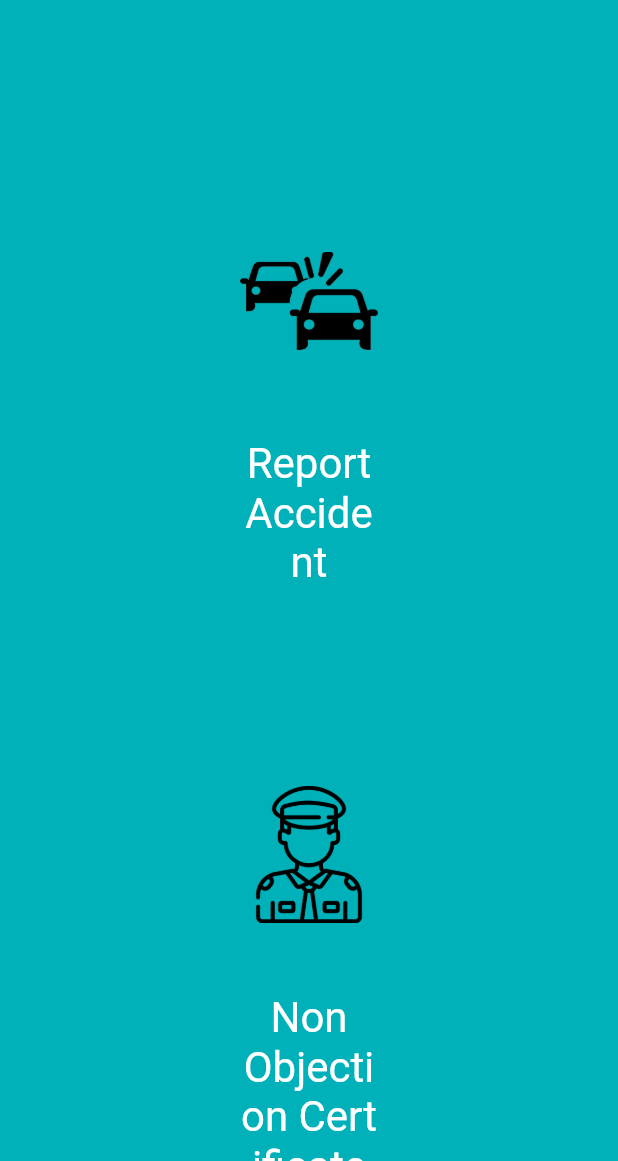
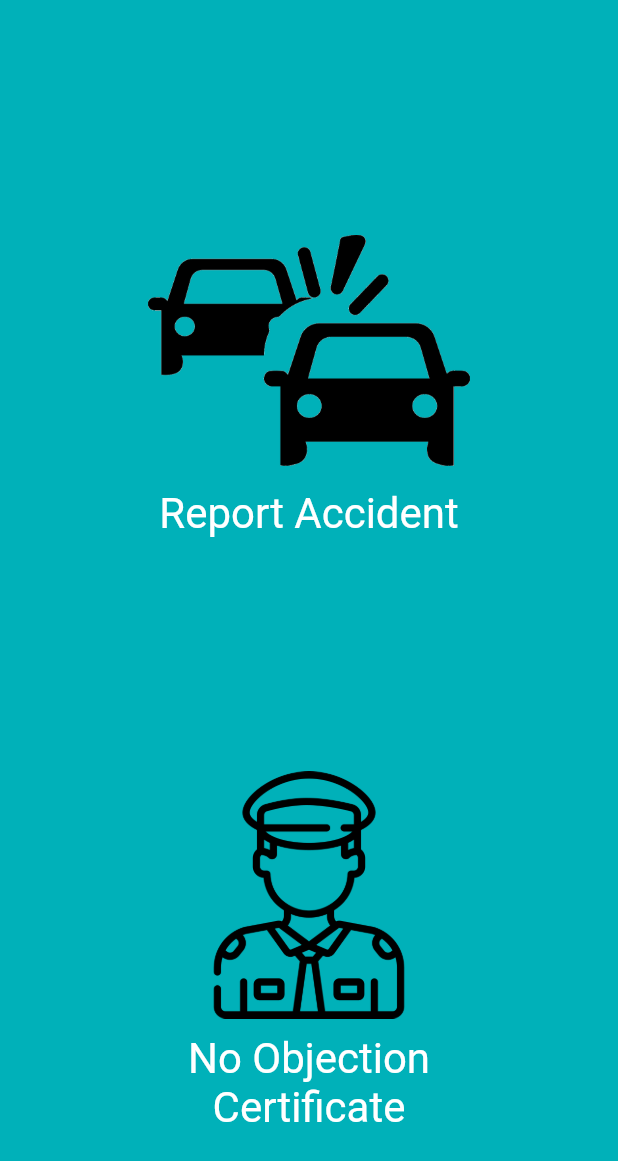
Before and after one commit to abbasidaniyal/TeamPlan-Enable-App, a Flutter app: the HomePageSelector screen opened directly, after a tap on "Traffic Police", on a phone screen of 412 x 824 dp, the part 75-1236 px from its top. Run offline on Flutter 3.47's test engine with Material 2 defaults, Android fonts, the phone set to English and light mode, and no system bars; our stand-ins replace datetime_picker_formfield, rxdart; project files that could hold a hidden picture were left out.

Commit message:
Final Phase 1

```diff
--- a/lib/pages/home_page.dart
+++ b/lib/pages/home_page.dart
@@ -14,7 +14,7 @@ class _HomePageSelectorState extends State<HomePageSelector> {
     return <Widget>[
       Container(
         width: MediaQuery.of(context).size.height * 0.30,
-        height: MediaQuery.of(context).size.height * 0.4,
+        height: MediaQuery.of(context).size.height * 0.40,
         child: FlatButton(
           child: Column(
             mainAxisAlignment: MainAxisAlignment.center,
@@ -56,7 +56,7 @@ class _HomePageSelectorState extends State<HomePageSelector> {
       ),
       Container(
         width: MediaQuery.of(context).size.height * 0.30,
-        height: MediaQuery.of(context).size.height * 0.4,
+        height: MediaQuery.of(context).size.height * 0.40,
         child: FlatButton(
           child: Column(
             mainAxisAlignment: MainAxisAlignment.center,
--- a/lib/pages/login_page.dart
+++ b/lib/pages/login_page.dart
@@ -44,7 +44,7 @@ class _LoginPageSelectorState extends State<LoginPageSelector> {
         ),
       ),
       Container(
-        width: MediaQuery.of(context).orientation==Orientation.landscape? MediaQuery.of(context).size.width * 0.15:MediaQuery.of(context).size.width * 0.50,
+        width: MediaQuery.of(context).orientation==Orientation.portrait? MediaQuery.of(context).size.width * 0.5:MediaQuery.of(context).size.width * 0.30,
         height: MediaQuery.of(context).size.height * 0.1,
         child: RaisedButton(
           color: Colors.red,
@@ -53,6 +53,7 @@ class _LoginPageSelectorState extends State<LoginPageSelector> {
             padding: EdgeInsets.symmetric(vertical: 10),
             child: Text(
               "Submit",
+              // maxLines: 2,
               textAlign: TextAlign.center,
               textScaleFactor: 2,
               style: TextStyle(
--- a/lib/pages/traffic_police_selector_page.dart
+++ b/lib/pages/traffic_police_selector_page.dart
@@ -13,7 +13,7 @@ class _TrafficPolicePageSelectorState extends State<TrafficPolicePageSelector> {
   List<Widget> buttonList() {
     return <Widget>[
       Container(
-        width: MediaQuery.of(context).size.width * 0.30,
+        width: MediaQuery.of(context).size.height * 0.30,
         height: MediaQuery.of(context).size.height * 0.40,
         child: FlatButton(
           child: Column(
@@ -58,9 +58,8 @@ class _TrafficPolicePageSelectorState extends State<TrafficPolicePageSelector> {
             MediaQuery.of(context).orientation == Orientation.portrait ? 50 : 0,
       ),
       Container(
-        width: MediaQuery.of(context).size.width * 0.30,
+        width: MediaQuery.of(context).size.height * 0.30,
         height: MediaQuery.of(context).size.height * 0.40,
-
         // alignment: Alignment.center,
         child: FlatButton(
           // shape: CircleBorder(),
@@ -77,7 +76,7 @@ class _TrafficPolicePageSelectorState extends State<TrafficPolicePageSelector> {
                 alignment: Alignment.center,
                 padding: EdgeInsets.symmetric(vertical: 10),
                 child: Text(
-                  "Non Objection Certificate",
+                  "No Objection Certificate",
                   textAlign: TextAlign.center,
                   textScaleFactor: 2,
                   style: TextStyle(
```
Also changed, not shown: lib/pages/city_manager_selector_page.dart (+3 -4 lines).
